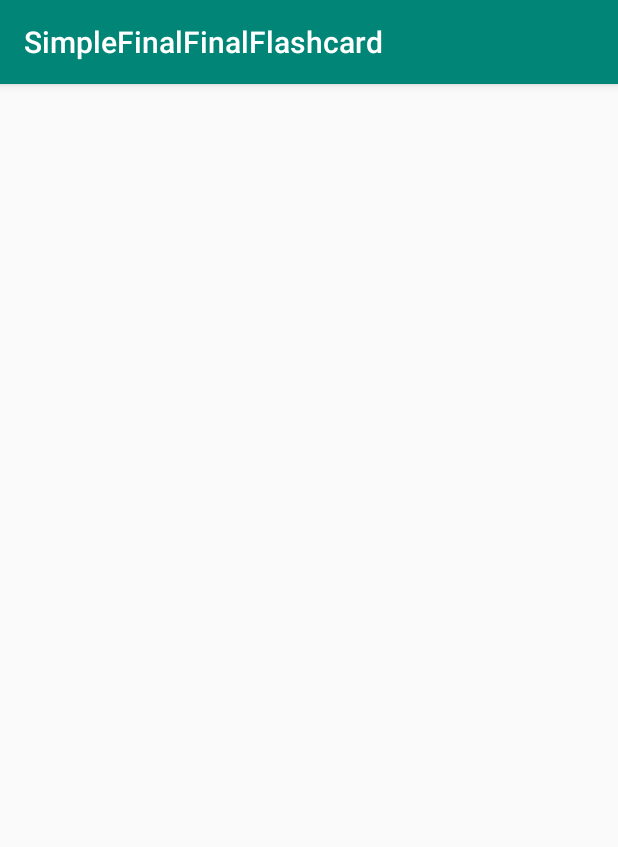
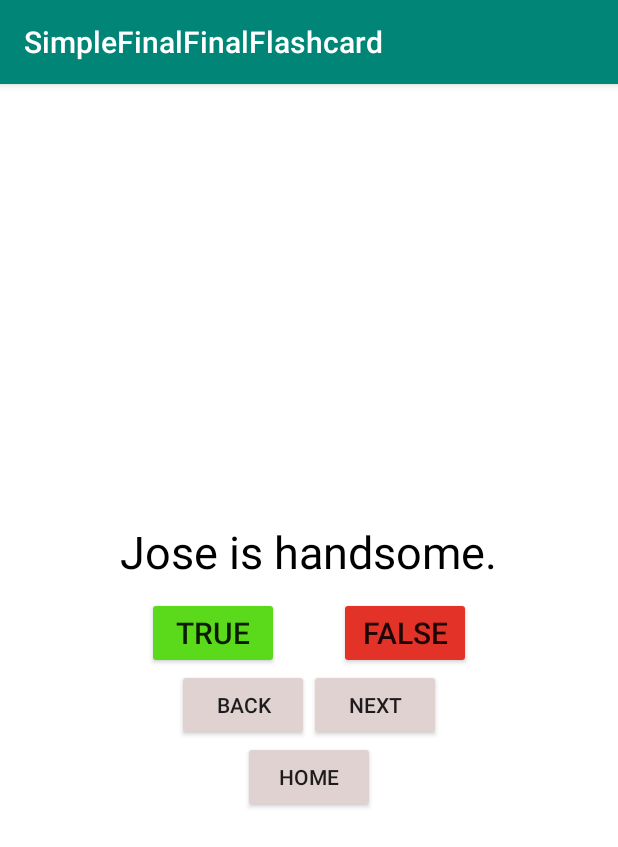
Before and after one commit to JackWatai/SimpleFinalFinalFlashCards, an Android app: the Topic3 screen opened directly, with no data from a screen before it, on a phone screen of 412 x 824 dp. Shown: the top 847 px of the screen. Run offline under Robolectric (Android 15) with nearby library versions, the phone set to English and light mode, and no system bars.

Commit message:
Added Topic3 for jack

```diff
--- a/app/src/main/java/com/example/simplefinalfinalflashcard/Topic3.java
+++ b/app/src/main/java/com/example/simplefinalfinalflashcard/Topic3.java
@@ -1,14 +1,149 @@
 package com.example.simplefinalfinalflashcard;
 
+import android.content.Intent;
+import android.os.Bundle;
+import android.util.Log;
+import android.view.View;
+import android.widget.Button;
+import android.widget.TextView;
+import android.widget.Toast;
 import androidx.appcompat.app.AppCompatActivity;
 
-import android.os.Bundle;
+public class Topic3 extends AppCompatActivity
+        implements View.OnClickListener {
 
-public class Topic3 extends AppCompatActivity {
+    private Button FButton;
+    private Button TButton;
+    private Button NEXTButton;
+    private Button PREVButton;
+    private TextView QUESTIONTextView;
+    private int correct = 0;
+    Button HOMEButton;
+
+    private int currentQuestionIndex = 0;
+
+    private Question[] questionBank = new Question[] {
+
+            new Question(R.string.j, false),
+            new Question(R.string.k, true),
+            new Question(R.string.l, true),
+            new Question(R.string.m, true),
+
+
+    };
 
     @Override
-    protected void onCreate(Bundle savedInstanceState) {
+    protected void onCreate(Bundle savedInstanceState)
+    {
         super.onCreate(savedInstanceState);
         setContentView(R.layout.activity_topic3);
+
+        HOMEButton = (Button) findViewById(R.id.button_home);
+        HOMEButton.setOnClickListener(new View.OnClickListener() {
+            @Override
+            public void onClick(View v) {
+                Intent intent = new Intent(Topic3.this, MainActivity.class);
+                startActivity(intent);
+            }
+        });
+        FButton = findViewById(R.id.button_false);
+        TButton = findViewById(R.id.button_true);
+        NEXTButton = findViewById(R.id.button_next_question);
+        PREVButton = findViewById(R.id.button_back_question);
+
+        QUESTIONTextView = findViewById(R.id.textView_question);
+        FButton.setOnClickListener(this);
+        TButton.setOnClickListener(this);
+        NEXTButton.setOnClickListener(this);
+        PREVButton.setOnClickListener(this);
+    }
+
+
+    @Override
+    public void onClick(View v)
+    {
+
+        switch (v.getId()) {
+            case R.id.button_false:
+                checkAnswer(false);
+                break;
+
+            case R.id.button_true:
+                checkAnswer(true);
+                break;
+
+            case R.id.button_next_question:
+
+                if (currentQuestionIndex < 5) {
+                    currentQuestionIndex
+                            = currentQuestionIndex + 1;
+
+                    if (currentQuestionIndex == 4) {
+                        QUESTIONTextView.setText(getString(
+                                R.string.correct, correct));
+                        NEXTButton.setVisibility(
+                                View.INVISIBLE);
+                        PREVButton.setVisibility(
+                                View.INVISIBLE);
+                        TButton.setVisibility(
+                                View.INVISIBLE);
+                        FButton.setVisibility(
+                                View.INVISIBLE);
+                        if (correct > 2)
+
+                            QUESTIONTextView.setText(
+                                    "SCORE: " + correct
+                                            + " "
+                                            + "OUT OF 4");
+
+                        else;
+                    }
+                    else {
+                        updateQuestion();
+                    }
+                }
+
+                break;
+            case R.id.button_back_question:
+                if (currentQuestionIndex > 0) {
+                    currentQuestionIndex
+                            = (currentQuestionIndex - 1)
+                            % questionBank.length;
+                    updateQuestion();
+                }
+        }
+    }
+
+    private void updateQuestion()
+    {
+        Log.d("Current",
+                "onClick: " + currentQuestionIndex);
+
+        QUESTIONTextView.setText(
+                questionBank[currentQuestionIndex]
+                        .getAnswer());
+
+    }
+    private void checkAnswer(boolean userChooseCorrect)
+    {
+        boolean answerIsTrue
+                = questionBank[currentQuestionIndex]
+                .isAnswerTrue();
+
+        int toastMessageId;
+
+        if (userChooseCorrect == answerIsTrue) {
+            toastMessageId = R.string.correct_answer;
+            correct++;
+        }
+        else {
+
+            toastMessageId = R.string.wrong_answer;
+        }
+
+        Toast
+                .makeText(Topic3.this, toastMessageId,
+                        Toast.LENGTH_SHORT)
+                .show();
     }
 }
--- a/app/src/main/res/layout/activity_main.xml
+++ b/app/src/main/res/layout/activity_main.xml
@@ -60,7 +60,7 @@
         android:id="@+id/button_topic3"
         android:layout_width="wrap_content"
         android:layout_height="wrap_content"
-        android:text="Faces"
+        android:text="People"
         app:layout_constraintBottom_toBottomOf="parent"
         app:layout_constraintEnd_toEndOf="parent"
         app:layout_constraintHorizontal_bias="0.226"
--- a/app/src/main/res/layout/activity_topic3.xml
+++ b/app/src/main/res/layout/activity_topic3.xml
@@ -1,9 +1,76 @@
-<?xml version="1.0" encoding="utf-8"?>
-<androidx.constraintlayout.widget.ConstraintLayout xmlns:android="http://schemas.android.com/apk/res/android"
+<LinearLayout xmlns:android="http://schemas.android.com/apk/res/android"
     xmlns:app="http://schemas.android.com/apk/res-auto"
     xmlns:tools="http://schemas.android.com/tools"
     android:layout_width="match_parent"
+    android:background="#FFFFFF"
     android:layout_height="match_parent"
-    tools:context=".Topic3">
+    android:orientation="vertical"
+    android:gravity="center"
+    tools:context=".Topic1">
 
-</androidx.constraintlayout.widget.ConstraintLayout>
+    <TextView
+        android:id="@+id/textView_question"
+        android:layout_width="wrap_content"
+        android:layout_height="wrap_content"
+        android:padding="10dp"
+        android:text="Jose is handsome."
+        android:textColor="@android:color/black"
+        android:textSize="30sp" />
+
+    <LinearLayout
+        android:layout_width="wrap_content"
+        android:layout_height="wrap_content">
+
+        <Button
+            android:id="@+id/button_true"
+            android:layout_marginRight="20dp"
+            android:backgroundTint="#5BD91B"
+            android:layout_width="wrap_content"
+            android:layout_height="wrap_content"
+            android:textSize="20sp"
+            android:text="true" />
+
+        <Button
+            android:id="@+id/button_false"
+            android:layout_marginLeft="20dp"
+            android:layout_width="wrap_content"
+            android:backgroundTint="#E33328"
+            android:layout_height="wrap_content"
+            android:textSize="20sp"
+            android:text="false" />
+
+    </LinearLayout>
+
+    <LinearLayout
+        android:layout_width="wrap_content"
+        android:layout_height="wrap_content">
+
+        <Button
+            android:id="@+id/button_back_question"
+            android:layout_width="wrap_content"
+            android:layout_height="wrap_content"
+            android:backgroundTint="#DFD2D1"
+            android:text="back" />
+
+        <Button
+            android:id="@+id/button_next_question"
+            android:layout_width="wrap_content"
+            android:layout_height="wrap_content"
+            android:backgroundTint="#DFD2D1"
+            android:text="next" />
+
+    </LinearLayout>
+    <LinearLayout
+        android:layout_width="wrap_content"
+        android:layout_height="wrap_content">
+
+        <Button
+            android:id="@+id/button_home"
+            android:layout_width="wrap_content"
+            android:layout_height="wrap_content"
+            android:backgroundTint="#DFD2D1"
+            android:text="home" />
+
+    </LinearLayout>
+
+</LinearLayout>
--- a/app/src/main/res/values/strings.xml
+++ b/app/src/main/res/values/strings.xml
@@ -17,6 +17,11 @@
     <string name="h"> The past tense of "must" is "musted"</string>
     <string name="i"> The verb "to think" is never used in continuous tenses.</string>
 
+    <string name="j"> Jose is handsome.</string>
+    <string name="k"> Jack is strong.</string>
+    <string name="l"> Joshua is noisy.</string>
+    <string name="m"> Am I lying?</string>
+
     <string name="next_text">next</string>
     <string name="prev_text">previous</string>
 </resources>
```
